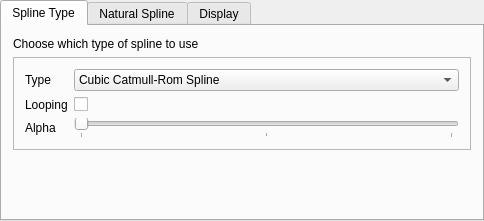
ejmahler/SplineLibrary, file demo/settingswidget.ui: the form before one commit.
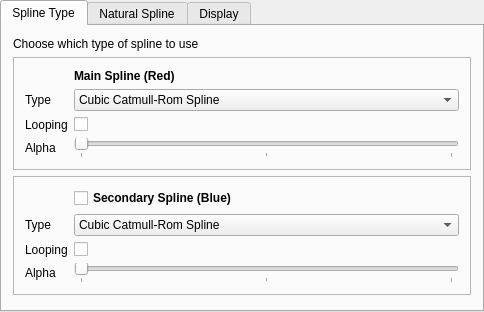
The form after the commit. The open tabs and pages were chosen to show the change.

Commit message: added functionality to display a secondary spline for comparison purposes

```diff
--- a/demo/settingswidget.ui
+++ b/demo/settingswidget.ui
@@ -7,7 +7,7 @@
     <x>0</x>
     <y>0</y>
     <width>484</width>
-    <height>221</height>
+    <height>312</height>
    </rect>
   </property>
   <property name="windowTitle">
@@ -56,27 +56,13 @@
            <enum>QFormLayout::AllNonFixedFieldsGrow</enum>
           </property>
           <item row="1" column="0">
-           <widget class="QLabel" name="label_3">
-            <property name="text">
-             <string>Looping</string>
-            </property>
-           </widget>
-          </item>
-          <item row="1" column="1">
-           <widget class="QCheckBox" name="splineType_isLooping">
-            <property name="text">
-             <string/>
-            </property>
-           </widget>
-          </item>
-          <item row="0" column="0">
            <widget class="QLabel" name="label_5">
             <property name="text">
              <string>Type</string>
             </property>
            </widget>
           </item>
-          <item row="0" column="1">
+          <item row="1" column="1">
            <widget class="QComboBox" name="main_splineType">
             <property name="frame">
              <bool>true</bool>
@@ -104,14 +90,133 @@
            </widget>
           </item>
           <item row="2" column="0">
+           <widget class="QLabel" name="label_3">
+            <property name="text">
+             <string>Looping</string>
+            </property>
+           </widget>
+          </item>
+          <item row="2" column="1">
+           <widget class="QCheckBox" name="main_isLooping">
+            <property name="text">
+             <string/>
+            </property>
+           </widget>
+          </item>
+          <item row="3" column="0">
            <widget class="QLabel" name="label_8">
             <property name="text">
              <string>Alpha</string>
             </property>
            </widget>
           </item>
+          <item row="3" column="1">
+           <widget class="QSlider" name="main_alpha">
+            <property name="minimum">
+             <number>0</number>
+            </property>
+            <property name="maximum">
+             <number>10</number>
+            </property>
+            <property name="pageStep">
+             <number>5</number>
+            </property>
+            <property name="orientation">
+             <enum>Qt::Horizontal</enum>
+            </property>
+            <property name="tickPosition">
+             <enum>QSlider::TicksBelow</enum>
+            </property>
+            <property name="tickInterval">
+             <number>5</number>
+            </property>
+           </widget>
+          </item>
+          <item row="0" column="1">
+           <widget class="QLabel" name="label_12">
+            <property name="font">
+             <font>
+              <weight>75</weight>
+              <bold>true</bold>
+             </font>
+            </property>
+            <property name="text">
+             <string>Main Spline (Red)</string>
+            </property>
+           </widget>
+          </item>
+         </layout>
+        </widget>
+       </item>
+       <item>
+        <widget class="QFrame" name="frame_3">
+         <property name="frameShape">
+          <enum>QFrame::StyledPanel</enum>
+         </property>
+         <property name="frameShadow">
+          <enum>QFrame::Raised</enum>
+         </property>
+         <layout class="QFormLayout" name="formLayout_3">
+          <property name="fieldGrowthPolicy">
+           <enum>QFormLayout::AllNonFixedFieldsGrow</enum>
+          </property>
+          <item row="2" column="0">
+           <widget class="QLabel" name="label_4">
+            <property name="text">
+             <string>Looping</string>
+            </property>
+           </widget>
+          </item>
           <item row="2" column="1">
-           <widget class="QSlider" name="cubicHermite_alpha">
+           <widget class="QCheckBox" name="secondary_isLooping">
+            <property name="text">
+             <string/>
+            </property>
+           </widget>
+          </item>
+          <item row="1" column="0">
+           <widget class="QLabel" name="label_9">
+            <property name="text">
+             <string>Type</string>
+            </property>
+           </widget>
+          </item>
+          <item row="1" column="1">
+           <widget class="QComboBox" name="secondary_splineType">
+            <property name="frame">
+             <bool>true</bool>
+            </property>
+            <item>
+             <property name="text">
+              <string>Cubic Catmull-Rom Spline</string>
+             </property>
+            </item>
+            <item>
+             <property name="text">
+              <string>Cubic Natural Spline</string>
+             </property>
+            </item>
+            <item>
+             <property name="text">
+              <string>Cubic B-Spline</string>
+             </property>
+            </item>
+            <item>
+             <property name="text">
+              <string>Quintic Catmull-Rom Spline</string>
+             </property>
+            </item>
+           </widget>
+          </item>
+          <item row="3" column="0">
+           <widget class="QLabel" name="label_10">
+            <property name="text">
+             <string>Alpha</string>
+            </property>
+           </widget>
+          </item>
+          <item row="3" column="1">
+           <widget class="QSlider" name="secondary_alpha">
             <property name="minimum">
              <number>0</number>
             </property>
@@ -132,6 +237,19 @@
             </property>
            </widget>
           </item>
+          <item row="0" column="1">
+           <widget class="QCheckBox" name="secondary_enable">
+            <property name="font">
+             <font>
+              <weight>75</weight>
+              <bold>true</bold>
+             </font>
+            </property>
+            <property name="text">
+             <string>Secondary Spline (Blue)</string>
+            </property>
+           </widget>
+          </item>
          </layout>
         </widget>
        </item>
```
Left out of the diff: 4 changed lines with no effect on the pictures. The commit also changes 4 other files.
